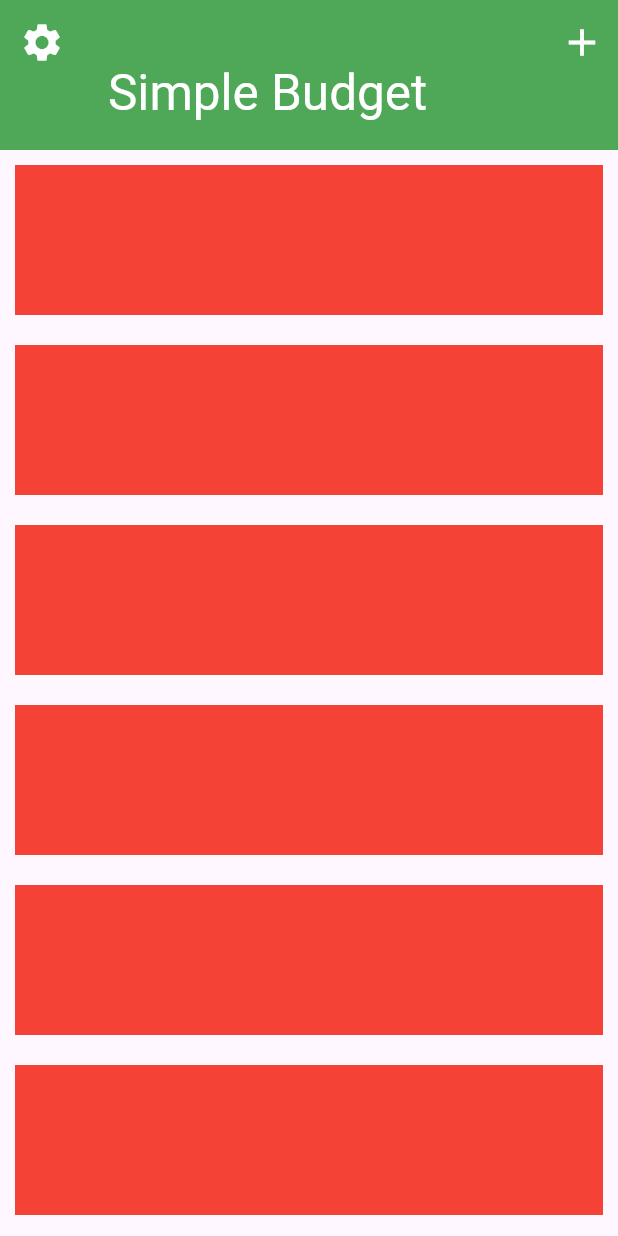
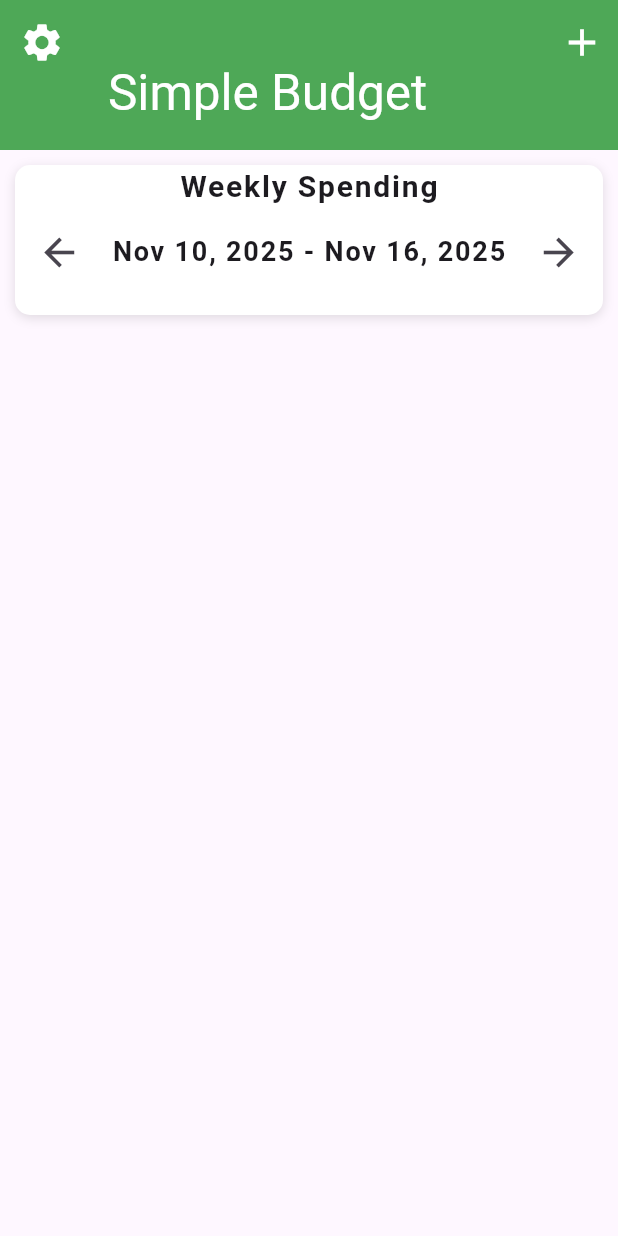
Before and after one commit to AbirHasanShuvo/cartlist_animation, a Flutter app: the screen it shows after launch, on a phone screen of 412 x 824 dp. Run offline on Flutter 3.47's test engine with Material 3 defaults, Android fonts, the light colour scheme and no system bars.

Commit message:
bar chart introduced

```diff
--- a/lib/screens/home_screen.dart
+++ b/lib/screens/home_screen.dart
@@ -1,3 +1,5 @@
+import 'package:animation_cartlist/data/data.dart';
+import 'package:animation_cartlist/widgets/bar_chart.dart';
 import 'package:flutter/material.dart';
 
 class HomeScreen extends StatefulWidget {
@@ -17,6 +19,7 @@ class _HomeScreenState extends State<HomeScreen> {
             forceElevated: true,
             // floating: true,
             pinned: true,
+            //this pinned true is really a good feature
             expandedHeight: 100.0,
             // automaticallyImplyLeading: true,
             backgroundColor: Colors.green,
@@ -50,9 +53,21 @@ class _HomeScreenState extends State<HomeScreen> {
               return Container(
                 margin: EdgeInsets.all(10),
                 height: 100.0,
-                color: Colors.red,
+
+                decoration: BoxDecoration(
+                  color: Colors.white,
+                  boxShadow: [
+                    BoxShadow(
+                      color: Colors.black12,
+                      offset: Offset(0, 2),
+                      blurRadius: 6.0,
+                    ),
+                  ],
+                  borderRadius: BorderRadius.circular(10.0),
+                ),
+                child: BarChart(expenses: weeklySpending),
               );
-            }, childCount: 10),
+            }, childCount: 1),
           ),
         ],
       ),
--- /dev/null
+++ b/lib/widgets/bar_chart.dart
@@ -0,0 +1,49 @@
+import 'package:flutter/material.dart';
+
+class BarChart extends StatelessWidget {
+  const BarChart({super.key, required this.expenses});
+
+  final List<double> expenses;
+
+  @override
+  Widget build(BuildContext context) {
+    return Column(
+      children: <Widget>[
+        Text(
+          'Weekly Spending',
+          style: TextStyle(
+            fontSize: 20.0,
+            fontWeight: FontWeight.bold,
+            letterSpacing: 1.2,
+          ),
+        ),
+
+        SizedBox(height: 5.0),
+
+        Row(
+          mainAxisAlignment: MainAxisAlignment.spaceAround,
+          children: <Widget>[
+            IconButton(
+              onPressed: () {},
+              icon: Icon(Icons.arrow_back, size: 30.0),
+            ),
+
+            Text(
+              'Nov 10, 2025 - Nov 16, 2025',
+              style: TextStyle(
+                fontSize: 18.0,
+                fontWeight: FontWeight.w600,
+                letterSpacing: 1.2,
+              ),
+            ),
+
+            IconButton(
+              onPressed: () {},
+              icon: Icon(Icons.arrow_forward, size: 30.0),
+            ),
+          ],
+        ),
+      ],
+    );
+  }
+}
```
